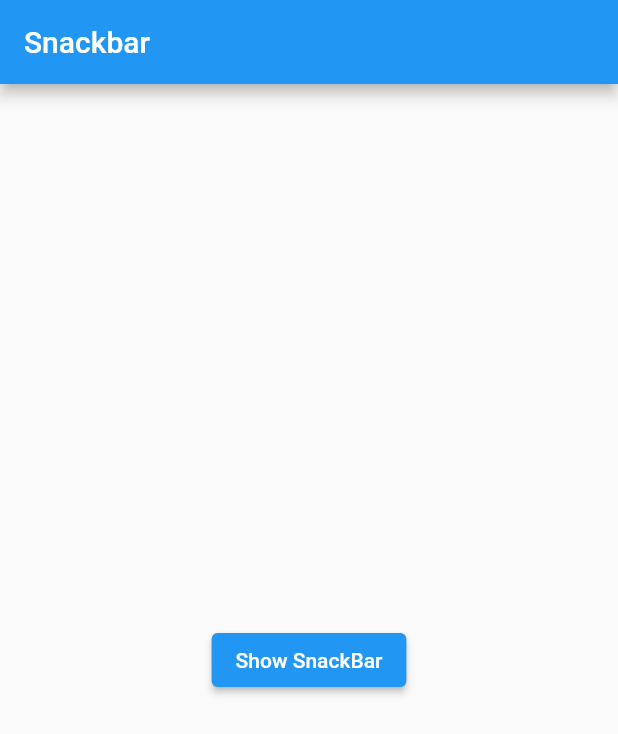
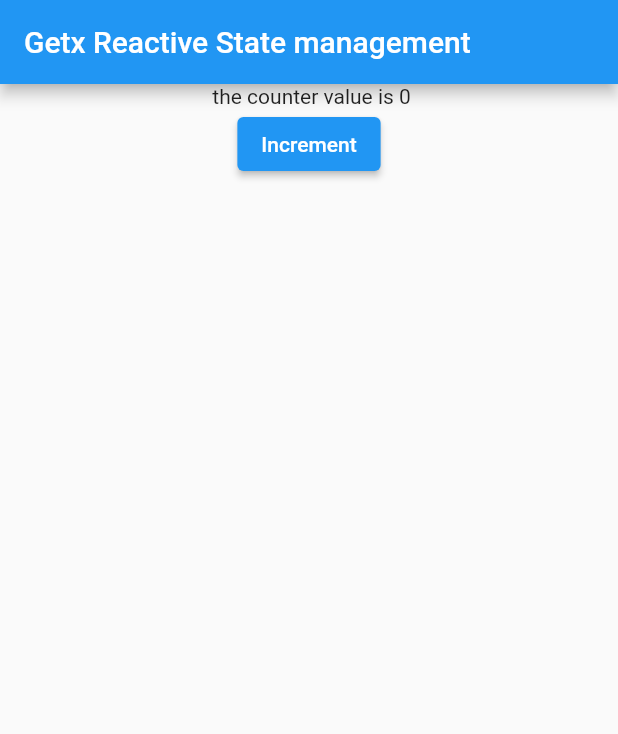
Before and after one commit to like-github1/getx_tutorials, a Flutter app: the screen it shows after launch, on a phone screen of 412 x 824 dp. Shown: the top 734 px of the screen. Run offline on Flutter 3.47's test engine with Material 2 defaults, Android fonts, the phone set to English and light mode, and no system bars; our stand-ins replace get.

Commit message:
GetX State management Using Getx Libreary
Text widget that use Counter variable update it self every time the value of counter variable changes

```diff
--- a/lib/main.dart
+++ b/lib/main.dart
@@ -1,67 +1,34 @@
 import 'package:flutter/material.dart';
 import 'package:get/get.dart';
-import 'package:get/get_core/get_core.dart';
-import 'package:get/get_navigation/get_navigation.dart';
+void main(){
 
-void main() {
-  runApp(
-    myapp(),
-  );
+runApp(Myapp());
 }
+class Myapp extends StatelessWidget {
+   Myapp({Key? key}) : super(key: key);
+ var count=0.obs; //observable or Reactive Variables obs(()=>q)
+ void increment(){
+  count++;
+ }
 
-class myapp extends StatefulWidget {
-  myapp({Key? key}) : super(key: key);
-
-  @override
-  State<myapp> createState() => _myappState();
-}
-
-class _myappState extends State<myapp> {
   @override
   Widget build(BuildContext context) {
     return GetMaterialApp(
-      title: "Snackbar using GetX",
+      title: "Getx State management",
       home: Scaffold(
-        appBar: AppBar(
-          title: Text("Snackbar"),
+        appBar: AppBar(title: Text("Getx Reactive State management"),
         ),
-        body: Container(
-          child: Center(
-            child: ElevatedButton(
-                onPressed: () {
-                  Get.snackbar(
-                    "snakbar Text",
-                    "Snackbar Messages",
-                    titleText: const Text(
-                      "this is Snakbar",
-                      style: TextStyle(color: Colors.blue),
-                    ),
-                    messageText: const Text("this is message text"),
-                    colorText: Colors.red,
-                    backgroundColor: Colors.pink,
-                    snackPosition: SnackPosition.BOTTOM,
-                    borderRadius: 2,
-                    margin: const EdgeInsets.all(3),
-                    backgroundGradient: const LinearGradient(colors: [
-                      Colors.red,Colors.blue,
-                    ]),
-                    isDismissible: true,
-                    dismissDirection: DismissDirection.horizontal,
-                    forwardAnimationCurve: Curves.bounceInOut,
-                    //add like leadding icon on Snackbar
-                    icon: Icon(Icons.send, color: Colors.blue,),
-                    shouldIconPulse: false,
-                    //add Trailing Icon on SnackBar
-                    mainButton: TextButton(onPressed: (){}, child: Text("send")),
-                    onTap: (Value){
-                      print("SnackBar is Clicked");
+        body: Center(
+          child: Column(
+            children: [
+              Obx(()=>Text(" the counter value is $count")),
+              ElevatedButton(onPressed: (){
+                increment();
 
-                    }
-
-
-                    );
-                },
-                child: const Text("Show SnackBar")),
+              },
+              child: Text("Increment")
+              )
+            ],
           ),
         ),
       ),
```
